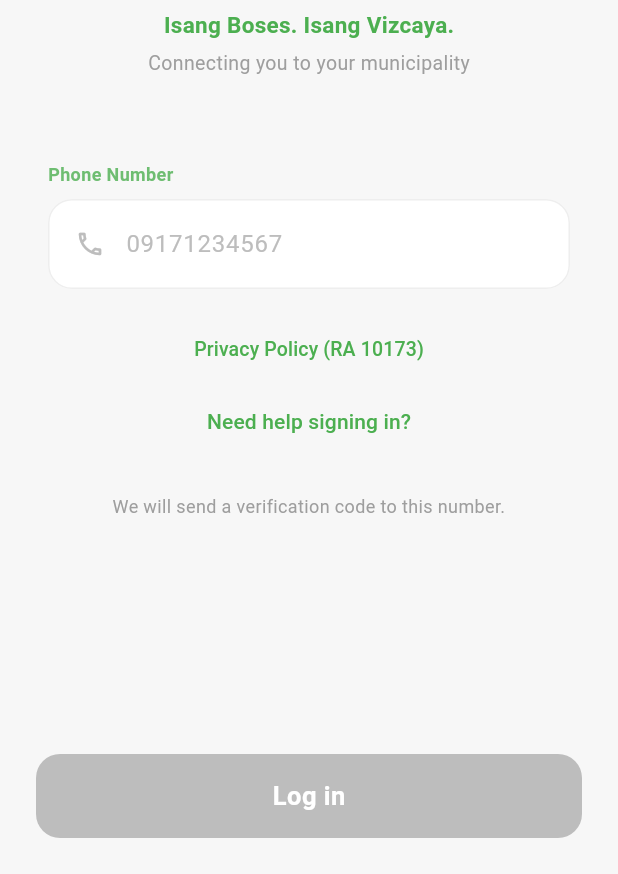
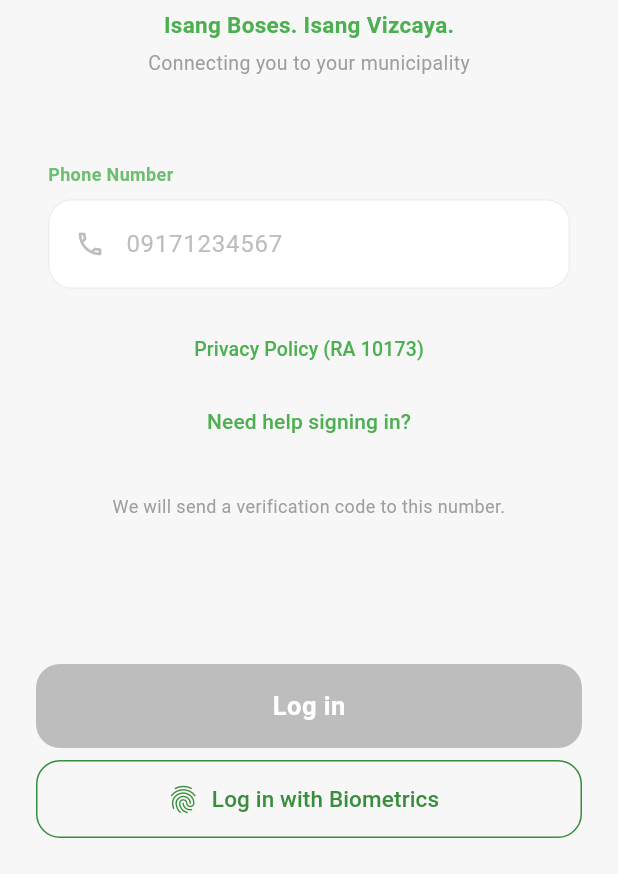
Before and after one commit to Project-Vizcaya/One-Vizcaya, a Flutter app: the screen it shows after launch, on a phone screen of 412 x 824 dp, the part 362-1236 px from its top. Run offline on Flutter 3.47's test engine with Material 3 defaults, Android fonts, the phone set to English and light mode, and no system bars; our stand-ins replace app_links, cloud_firestore, firebase_auth, firebase_core, firebase_messaging, firebase_storage and 11 more; missing offline and left inert: firebase_app_check; accounts and stored records are empty; generated files the repository leaves out were written again.

Commit message:
In-progress: biometric login, dark mode toggle, web admin feature updates
https://claude.ai/code/session_017kLuVimip9R4ubYctBT9qP

```diff
--- a/one_vizcaya/lib/presentation/screens/app_settings_screen.dart
+++ b/one_vizcaya/lib/presentation/screens/app_settings_screen.dart
@@ -1,4 +1,6 @@
 import 'package:flutter/material.dart';
+import 'package:firebase_auth/firebase_auth.dart';
+import 'package:cloud_firestore/cloud_firestore.dart';
 import 'package:shared_preferences/shared_preferences.dart';
 import '../../core/l10n/app_strings.dart';
 import '../state/municipality_state.dart';
--- a/one_vizcaya/lib/presentation/screens/login_screen.dart
+++ b/one_vizcaya/lib/presentation/screens/login_screen.dart
@@ -395,9 +395,9 @@ class _LoginScreenState extends State<LoginScreen>
               ),
 
               // ── Bottom Login Button ──
-              if (!_isLoading)
+              if (!_isLoading) ...[
                 Padding(
-                  padding: const EdgeInsets.fromLTRB(24, 0, 24, 24),
+                  padding: const EdgeInsets.fromLTRB(24, 0, 24, 8),
                   child: AnimatedContainer(
                     duration: const Duration(milliseconds: 300),
                     curve: Curves.easeOut,
@@ -441,6 +441,26 @@ class _LoginScreenState extends State<LoginScreen>
                     ),
                   ),
                 ),
+                Padding(
+                  padding: const EdgeInsets.fromLTRB(24, 0, 24, 24),
+                  child: OutlinedButton.icon(
+                    onPressed: _loginWithBiometric,
+                    icon: const Icon(Icons.fingerprint, size: 22),
+                    label: const Text(
+                      'Log in with Biometrics',
+                      style: TextStyle(fontSize: 15, fontWeight: FontWeight.w500),
+                    ),
+                    style: OutlinedButton.styleFrom(
+                      foregroundColor: const Color(0xFF388E3C),
+                      side: const BorderSide(color: Color(0xFF388E3C)),
+                      minimumSize: const Size(double.infinity, 52),
+                      shape: RoundedRectangleBorder(
+                        borderRadius: BorderRadius.circular(16),
+                      ),
+                    ),
+                  ),
+                ),
+              ],
             ],
           ),
         ),
```
Also changed, not shown: 1 other file.
